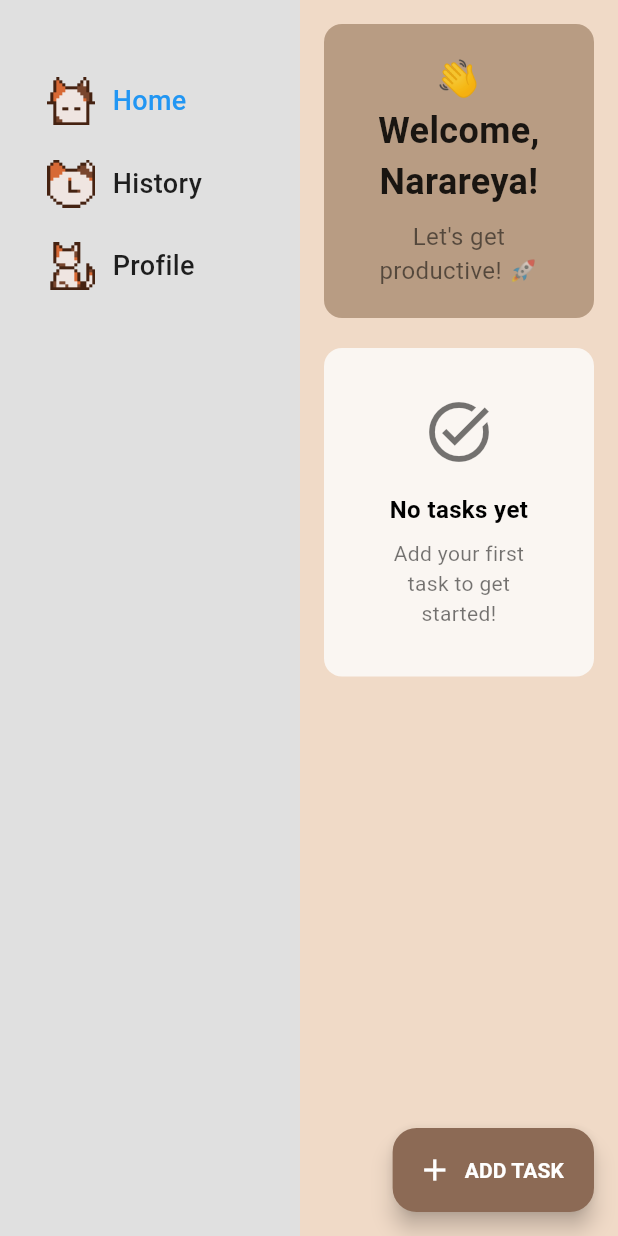
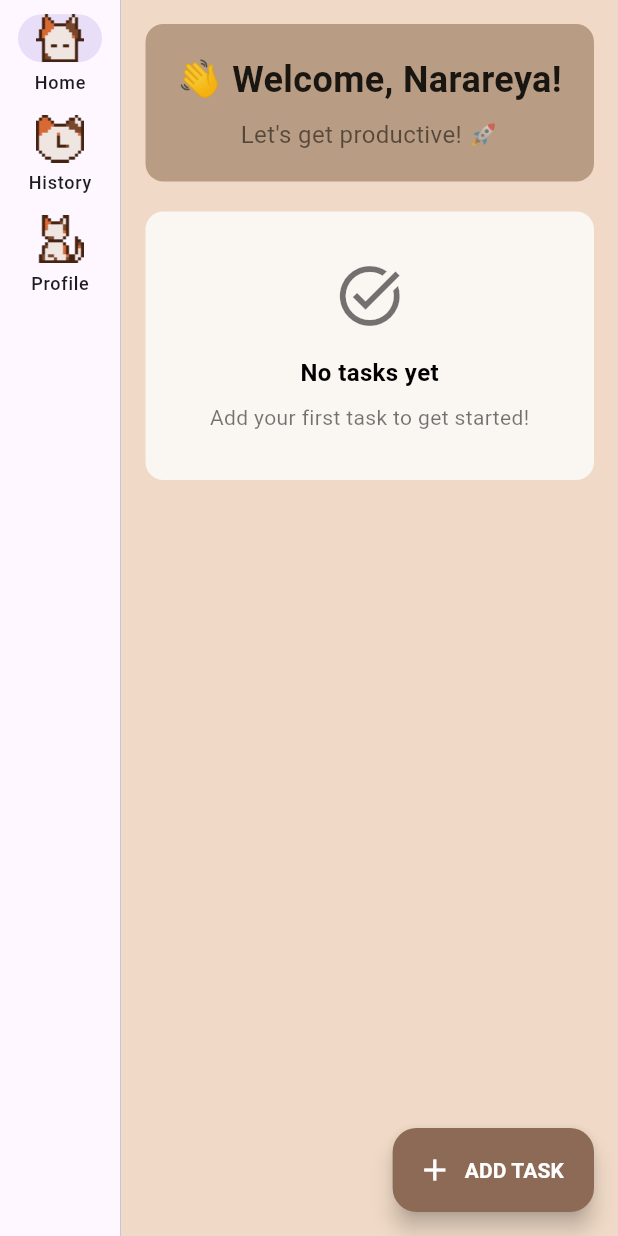
Before and after one commit to narareya/LatihanToDo_15_26, a Flutter app: the DashboardWide screen opened directly, on a phone screen of 412 x 824 dp. Run offline on Flutter 3.47's test engine with Material 3 defaults, Android fonts, the phone set to English and light mode, and no system bars; our stand-ins replace get, shared_preferences; accounts and stored records are empty.

Commit message:
fix [NM] navbar error

```diff
--- a/noted/lib/pages/dashboard_widgets/dashboard_wide.dart
+++ b/noted/lib/pages/dashboard_widgets/dashboard_wide.dart
@@ -9,76 +9,25 @@ class DashboardWide extends StatelessWidget {
 
   @override
   Widget build(BuildContext context) {
-    return Scaffold(
+    return Obx(() => Scaffold(
       body: Row(
         children: [
-          // Sidebar (menggantikan bottom navigation)
-          Container(
-            width: 200,
-            color: Colors.grey[300],
-            child: Column(
-              crossAxisAlignment: CrossAxisAlignment.start,
-              children: [
-                Padding(
-                  padding: EdgeInsets.only(left: 30, top: 50),
-                  child: InkWell(
-                    onTap: () => dashboardController.changePage(0),
-                    child: Row(
-                      children: [
-                        Image.asset('assets/images/icons/cat-home2.png', height: 35),
-                        SizedBox(width: 10),
-                        Text('Home', style: TextStyle(
-                          fontSize: 18,
-                          color: dashboardController.selectedIndex.value == 0 ? Colors.blue : Colors.black87,
-                          fontWeight: FontWeight.w500
-                        )),
-                      ],
-                    ),
-                  ),
-                ),
-                Padding(
-                  padding: EdgeInsets.only(left: 30, top: 20),
-                  child: InkWell(
-                    onTap: () => dashboardController.changePage(1),
-                    child: Row(
-                      children: [
-                        Image.asset('assets/images/icons/cat-history.png', height: 35),
-                        SizedBox(width: 10),
-                        Text('History', style: TextStyle(
-                          fontSize: 18,
-                          color: dashboardController.selectedIndex.value == 1 ? Colors.blue : Colors.black87,
-                          fontWeight: FontWeight.w500
-                        )),
-                      ],
-                    ),
-                  ),
-                ),
-                Padding(
-                  padding: EdgeInsets.only(left: 30, top: 20),
-                  child: InkWell(
-                    onTap: () => dashboardController.changePage(2),
-                    child: Row(
-                      children: [
-                        Image.asset('assets/images/icons/cat-user.png', height: 35),
-                        SizedBox(width: 10),
-                        Text('Profile', style: TextStyle(
-                          fontSize: 18,
-                          color: dashboardController.selectedIndex.value == 2 ? Colors.blue : Colors.black87,
-                          fontWeight: FontWeight.w500
-                        )),
-                      ],
-                    ),
-                  ),
-                ),
-              ],
-            ),
+          NavigationRail(
+            selectedIndex: dashboardController.selectedIndex.value,
+            onDestinationSelected: dashboardController.changePage,
+            labelType: NavigationRailLabelType.all,
+            destinations: [
+              NavigationRailDestination(icon: Image.asset('assets/images/icons/cat-home2.png', height: 35,), label: Text('Home'),),
+              NavigationRailDestination(icon: Image.asset('assets/images/icons/cat-history.png', height: 35,), label: Text('History'),),
+              NavigationRailDestination(icon: Image.asset('assets/images/icons/cat-user.png', height: 35,), label: Text('Profile'),),
+            ],
           ),
-          // Main content area (menggantikan body)
+          VerticalDivider(thickness: 1, width: 1,),
           Expanded(
             child: dashboardController.pages[dashboardController.selectedIndex.value],
           ),
         ],
       ),
-    );
-  }
+    ));
+  } // Hapus kurung kurawal ekstra yang ada di sini
 }
```
Also changed, not shown: noted/lib/controller/Widget_controller.dart (+8 -4 lines), noted/lib/pages/dashboard.dart (+10 -11 lines), noted/lib/pages/login.dart (+11 -13 lines).
